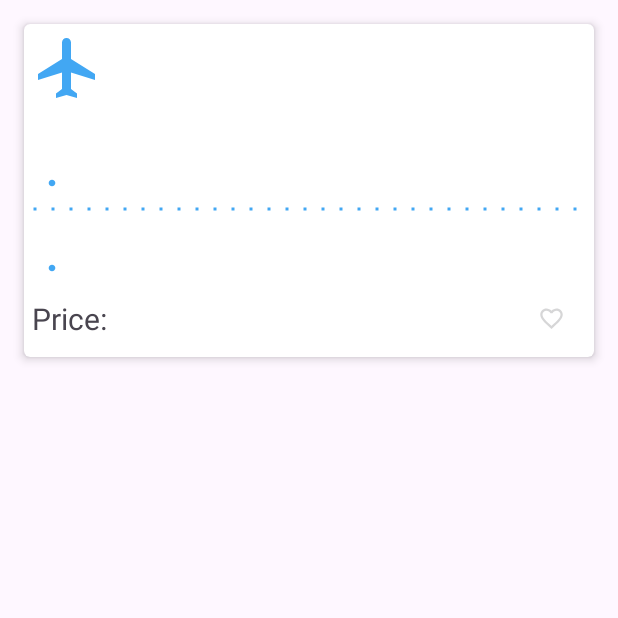
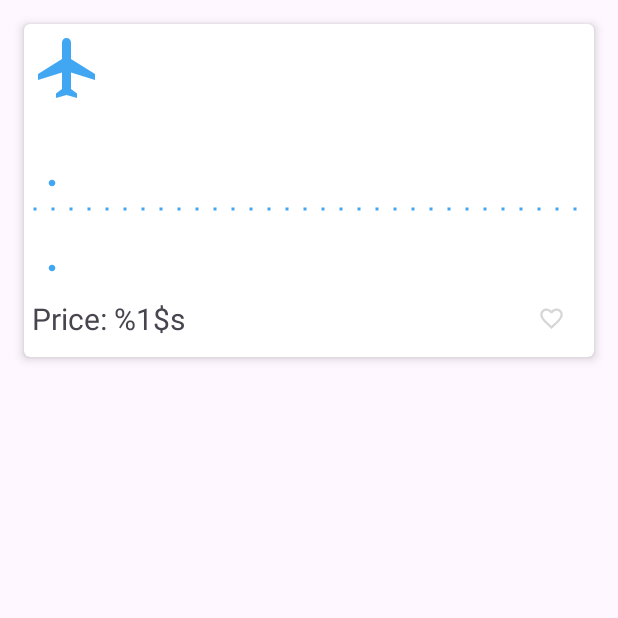
Before and after one commit to SnJon/TimeToTravel-App, an Android app: the FlightFragment screen opened through its navigation route, on a phone screen of 412 x 824 dp, the top half of it. Run offline under Robolectric (Android 15) with nearby library versions, the phone set to English and light mode, and no system bars.

Commit message:
update strings

```diff
--- a/app/src/main/res/values/strings.xml
+++ b/app/src/main/res/values/strings.xml
@@ -1,5 +1,6 @@
 <resources>
     <string name="app_name">Time to Travel</string>
-    <string name="there_text_tools">Tither</string>
-    <string name="price_text">Price: </string>
+    <string name="there_text">There %1$s</string>
+    <string name="back_text">Back %1$s</string>
+    <string name="price_text">Price: %1$s</string>
 </resources>
```
Also changed, not shown: 1 other file.
